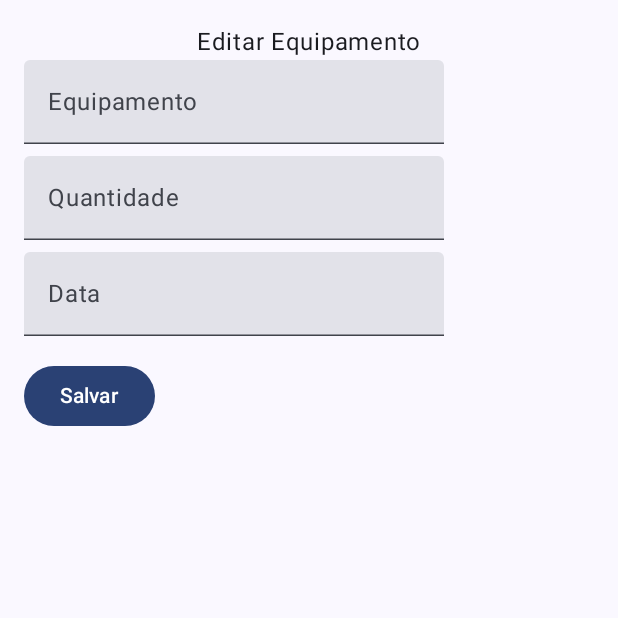
After one commit to Guuhlima/Estoque-project, an Android app built with Jetpack Compose: the composable EditarScreen called with empty values, on a phone screen of 412 x 824 dp, the top half of it. The commit adds this screen. Run offline under Robolectric (Android 15) with nearby library versions, the phone set to English and light mode, and no system bars.

Commit message:
Atualizações no Mobile e Frontend

```diff
--- /dev/null
+++ b/Estoque-mobile/app/src/main/java/com/example/winostock/screens/EditarScreen.kt
@@ -0,0 +1,74 @@
+package com.example.winostock.screens
+
+import androidx.compose.foundation.layout.*
+import androidx.compose.foundation.lazy.LazyColumn
+import androidx.compose.foundation.lazy.items
+import androidx.compose.material3.Button
+import androidx.compose.material3.Card
+import androidx.compose.material3.CardDefaults
+import androidx.compose.material3.TextField
+import androidx.compose.runtime.*
+import androidx.compose.ui.Modifier
+import kotlinx.coroutines.withContext
+import androidx.compose.ui.unit.dp
+import androidx.navigation.NavHostController
+import com.example.winostock.data.ApiService
+import com.example.winostock.models.Equipamento
+import kotlinx.coroutines.CoroutineScope
+import kotlinx.coroutines.Dispatchers
+import kotlinx.coroutines.launch
+import androidx.compose.material3.Text
+import androidx.compose.ui.Alignment
+import androidx.navigation.NavController
+
+@Composable
+fun EditarScreen(navController: NavController, id: Int) {
+    var equipamento by remember { mutableStateOf("") }
+    var quantidade by remember { mutableStateOf("") }
+    var data by remember { mutableStateOf("")}
+    var mensagem by remember { mutableStateOf("")}
+
+    LaunchedEffect(id) {
+        val lista = ApiService.visualizarEquipamento()
+        val item = lista.find { it.id == id }
+        item?.let {
+            equipamento = it.equipamento
+            quantidade = it.quantidade.toString()
+            data = it.data
+        }
+    }
+
+    Column (
+        modifier = Modifier
+            .fillMaxSize()
+            .padding(16.dp)
+    ){
+        Text("Editar Equipamento", modifier = Modifier.align(Alignment.CenterHorizontally))
+
+        TextField(value = equipamento, onValueChange = { equipamento = it }, label = { Text("Equipamento") })
+        Spacer(modifier = Modifier.height(8.dp))
+
+        TextField(value = quantidade, onValueChange = { quantidade = it }, label = { Text("Quantidade") })
+        Spacer(modifier = Modifier.height(8.dp))
+
+        TextField(value = data, onValueChange = { data = it }, label = { Text("Data") })
+        Spacer(modifier = Modifier.height(16.dp))
+
+        Button(onClick = {
+            CoroutineScope(Dispatchers.IO).launch {
+                val sucesso = ApiService.editarEquipamento(
+                    Equipamento(id = id, equipamento = equipamento, quantidade = quantidade.toIntOrNull() ?: 0, data = data)
+                )
+                withContext(Dispatchers.Main) {
+                    mensagem = if (sucesso) "Atualizado com sucesso!" else "Erro na atualização"
+                    if (sucesso) navController.navigate("visualizar")
+                }
+            }
+        }) {
+            Text("Salvar")
+        }
+
+        Spacer(modifier = Modifier.height(16.dp))
+        Text(mensagem)
+    }
+}
```
Also changed, not shown: Estoque-mobile/app/src/main/java/com/example/winostock/data/ApiService.kt (+13 -0 lines), Estoque-mobile/app/src/main/java/com/example/winostock/navigation/AppNavigation.kt (+7 -0 lines), Estoque-mobile/app/src/main/java/com/example/winostock/screens/VisualizarScreen.kt (+8 -0 lines).
